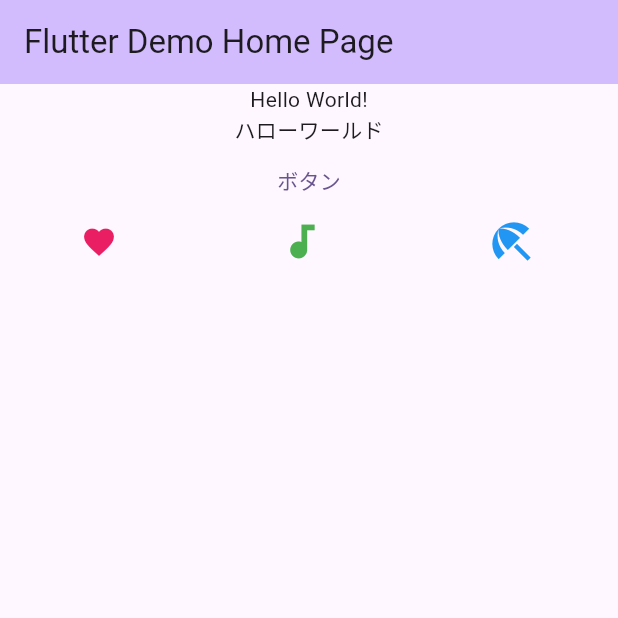
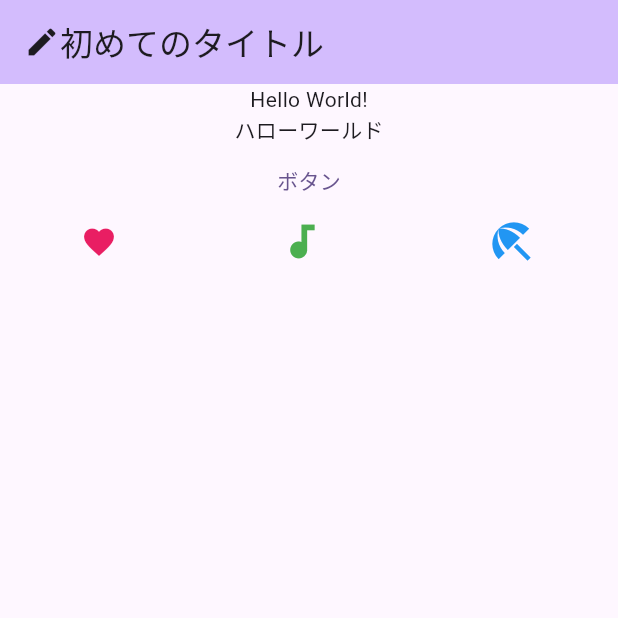
Before and after one commit to yuma-ito-bd/flutter-helloworld, a Flutter app: the screen it shows after launch, on a phone screen of 412 x 824 dp, the top half of it. Run offline on Flutter 3.47's test engine with Material 3 defaults, Android fonts, the phone set to English and light mode, and no system bars.

Commit message:
アプリバーにアイコンを追加する

```diff
--- a/lib/main.dart
+++ b/lib/main.dart
@@ -71,8 +71,12 @@ class _MyHomePageState extends State<MyHomePage> {
             backgroundColor: Theme.of(context).colorScheme.inversePrimary,
             // Here we take the value from the MyHomePage object that was created by
             // the App.build method, and use it to set our appbar title.
-          title: Text(widget.title),
-        ),
+            title: const Row(
+              children: [
+                Icon(Icons.create),
+                Text("初めてのタイトル"),
+              ],
+            )),
         body: Column(
           children: [
             const Text("Hello World!"),
```
Lines whose indentation alone changed are shown as unchanged.
